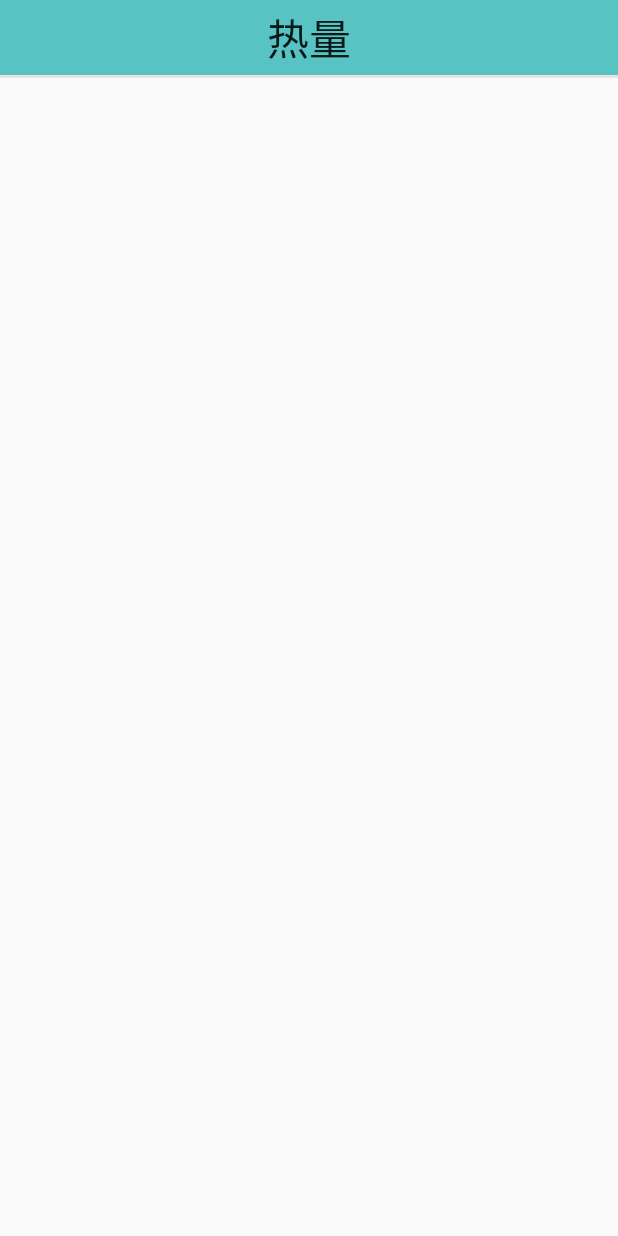
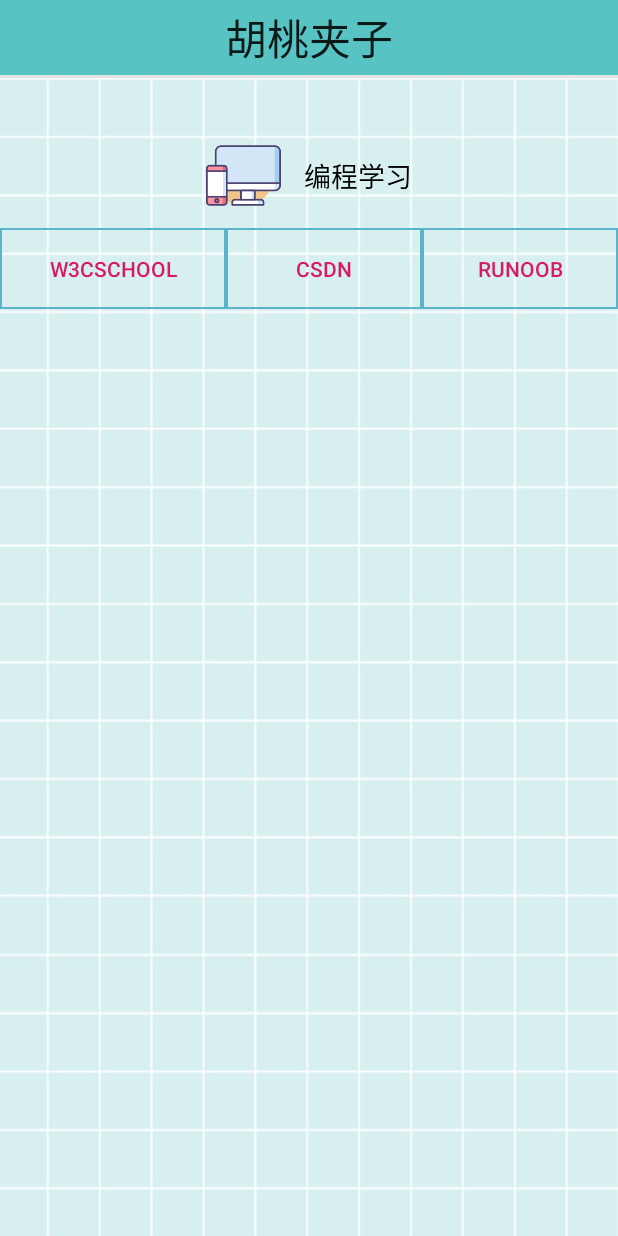
Before and after one commit to Vermouth0/Final_project, an Android app: the layout frame_hot.xml on its own in the app's theme, with its tools: preview values and no code run, on a phone screen of 412 x 824 dp. Run offline under Robolectric (Android 15) with nearby library versions, the phone set to English and light mode, and no system bars.

Commit message:
新增“胡桃夹子”版块，进一步优化了界面。

```diff
--- a/app/src/main/res/layout/frame_hot.xml
+++ b/app/src/main/res/layout/frame_hot.xml
@@ -1,10 +1,13 @@
 <?xml version="1.0" encoding="utf-8"?>
 <LinearLayout xmlns:android="http://schemas.android.com/apk/res/android"
+    xmlns:app="http://schemas.android.com/apk/res-auto"
     android:layout_width="match_parent"
     android:layout_height="match_parent"
     android:orientation="vertical"
     xmlns:tools="http://schemas.android.com/tools"
-    tools:context="com.swufe.wy.slimming.HotFragment">
+    tools:context="com.swufe.wy.slimming.HotFragment"
+    android:background="@drawable/bg_blue"
+    >
 
     <TextView
         android:id="@+id/hotTextView1"
@@ -20,5 +23,67 @@
         android:layout_height="2dp"
         android:background="@color/div_white" />
 
+    <LinearLayout
+        android:layout_width="wrap_content"
+        android:layout_height="wrap_content"
+        android:layout_gravity="center"
+        android:layout_marginTop="40dp">
+
+        <ImageView
+            android:id="@+id/imageView"
+            android:layout_width="50dp"
+            android:layout_height="50dp"
+            android:contentDescription="@string/descript_plan_show"
+            android:src="@drawable/program" />
+
+        <TextView
+
+            android:id="@+id/textView2"
+            android:layout_width="wrap_content"
+            android:layout_height="wrap_content"
+            android:layout_gravity="center"
+            android:text="@string/program"
+            android:textSize="18sp"
+            android:layout_marginStart="15dp"
+            android:textColor="@android:color/black"/>
+
+
+    </LinearLayout>
+    <LinearLayout
+        android:layout_width="match_parent"
+        android:layout_height="wrap_content"
+        android:layout_marginTop="10dp">
+
+        <Button
+            android:id="@+id/btn_w3c"
+            android:layout_width="wrap_content"
+            android:layout_height="wrap_content"
+            android:layout_weight="1"
+            android:text="@string/w3c"
+            style="?android:attr/buttonBarButtonStyle"
+            android:background="@drawable/report_item"/>
+
+        <Button
+            android:id="@+id/btn_csdn"
+            android:layout_width="wrap_content"
+            android:layout_height="wrap_content"
+            android:layout_weight="1"
+            android:text="@string/csdn"
+            style="?android:attr/buttonBarButtonStyle"
+            android:background="@drawable/report_item"/>
+
+        <Button
+            android:id="@+id/btn_runoob"
+            android:layout_width="wrap_content"
+            android:layout_height="wrap_content"
+            android:layout_weight="1"
+            android:text="@string/runoob"
+            style="?android:attr/buttonBarButtonStyle"
+            android:background="@drawable/report_item"/>
+
+    </LinearLayout>
+
+
+
 
 </LinearLayout>
--- a/app/src/main/res/values/strings.xml
+++ b/app/src/main/res/values/strings.xml
@@ -2,9 +2,9 @@
     <string name="app_name">Slimming</string>
     <string name="radio_home">主页</string>
     <string name="radio_plan">计划</string>
-    <string name="radio_hot">热量</string>
+    <string name="radio_hot">胡桃夹子</string>
     <string name="frame_home">主页</string>
-    <string name="frame_hot">热量</string>
+    <string name="frame_hot">胡桃夹子</string>
     <string name="frame_plan">计划</string>
     <string name="btn_edit_edit">点击编辑</string>
     <string name="btn_edit_delete">长按删除</string>
@@ -33,4 +33,8 @@
     <string name="show_title">我的计划</string>
     <string name="show_times">完成次数</string>
     <string name="edit">编辑计划</string>
+    <string name="program">编程学习</string>
+    <string name="w3c">w3cschool</string>
+    <string name="csdn">CSDN</string>
+    <string name="runoob">Runoob</string>
 </resources>
```
Also changed, not shown: app/src/main/java/com/swufe/wy/slimming/HotFragment.java (+33 -1 lines), app/src/main/res/drawable/btn_shape2.xml (added, +11 -0 lines), app/src/main/res/drawable-v24/data.png (added), app/src/main/res/drawable-v24/knowledge.png (added), app/src/main/res/drawable-v24/news.png (added), app/src/main/res/drawable-v24/program.png (added).
